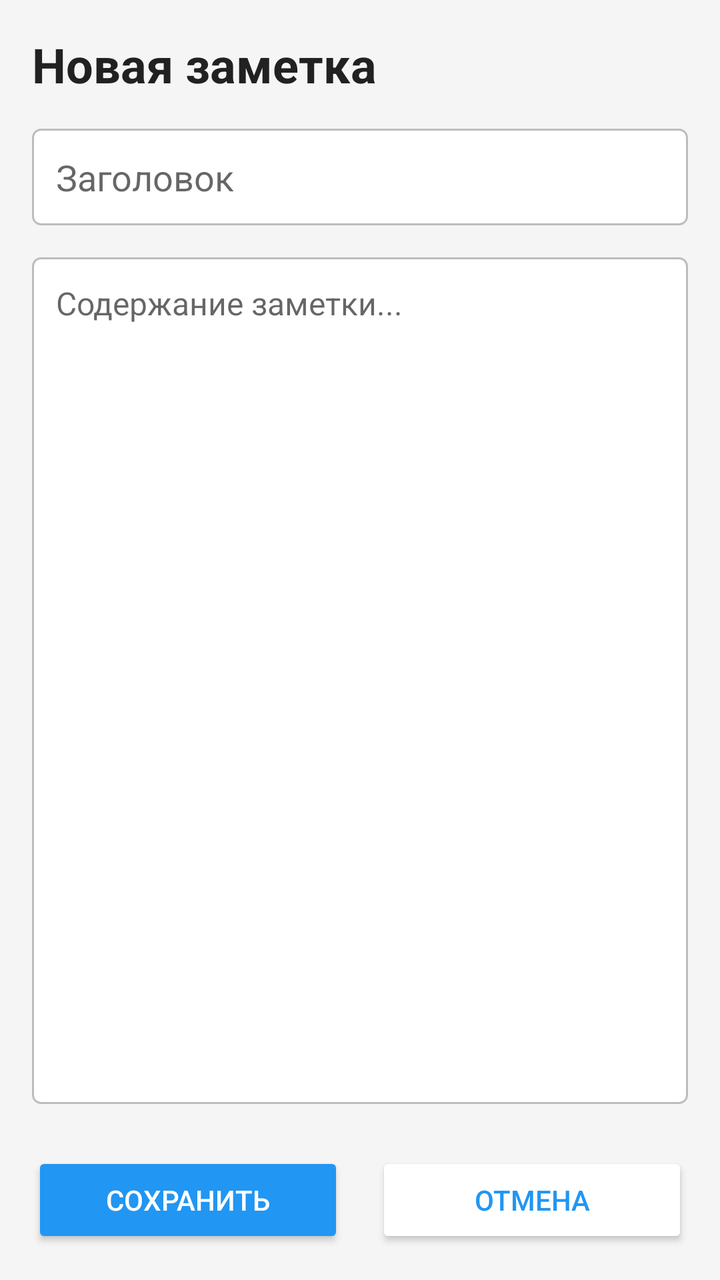
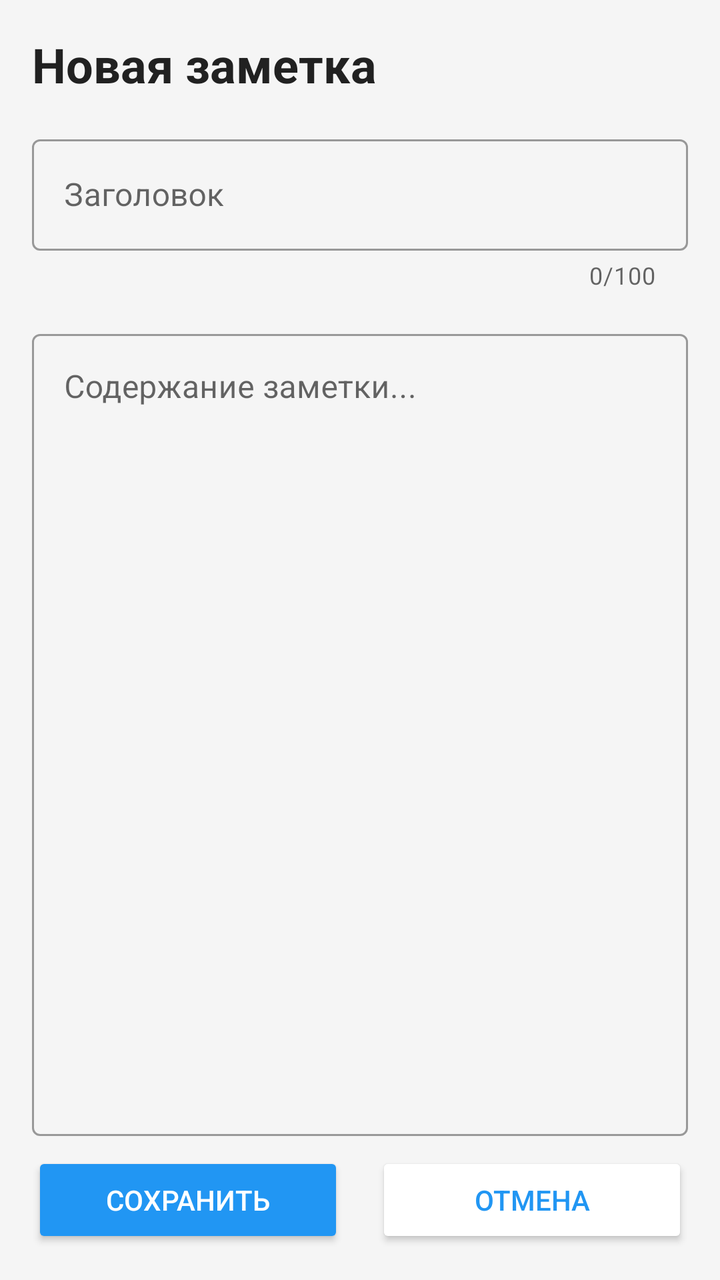

Two renders of the same Android screen: before a commit and after it. Below are the layout's source before the change and the commit's diff.
<!-- AndroidManifest.xml: activity theme Theme.NotesApp -->
<!-- res/layout/activity_add_edit_note.xml -->
<?xml version="1.0" encoding="utf-8"?>
<LinearLayout xmlns:android="http://schemas.android.com/apk/res/android"
    android:layout_width="match_parent"
    android:layout_height="match_parent"
    android:orientation="vertical"
    android:background="#F5F5F5"
    android:padding="16dp">

    <TextView
        android:id="@+id/titleTextView"
        android:layout_width="match_parent"
        android:layout_height="wrap_content"
        android:text="@string/new_note"
        android:textColor="#212121"
        android:textSize="@dimen/text_size_24sp"
        android:textStyle="bold"
        android:layout_marginBottom="@dimen/margin_16dp" />

    <EditText
        android:id="@+id/titleEditText"
        android:layout_width="match_parent"
        android:layout_height="wrap_content"
        android:hint="@string/note_head"
        android:textSize="@dimen/text_size_18sp"
        android:layout_marginBottom="@dimen/margin_16dp"
        android:padding="12dp"
        android:background="@drawable/edittext_background" />

    <EditText
        android:id="@+id/contentEditText"
        android:layout_width="match_parent"
        android:layout_height="0dp"
        android:layout_weight="1"
        android:gravity="top"
        android:hint="@string/note_content"
        android:inputType="textMultiLine"
        android:minLines="10"
        android:textSize="@dimen/text_size_16sp"
        android:padding="12dp"
        android:background="@drawable/edittext_background"
        android:layout_marginBottom="@dimen/margin_16dp" />

    <LinearLayout
        android:layout_width="match_parent"
        android:layout_height="wrap_content"
        android:orientation="horizontal"
        android:layout_marginTop="@dimen/margin_8dp">

        <Button
            android:id="@+id/saveButton"
            android:layout_width="0dp"
            android:layout_height="wrap_content"
            android:layout_weight="1"
            android:layout_marginEnd="@dimen/margin_8dp"
            android:backgroundTint="#2196F3"
            android:text="@string/save"
            android:textColor="#FFFFFF" />

        <Button
            android:id="@+id/cancelButton"
            android:layout_width="0dp"
            android:layout_height="wrap_content"
            android:layout_weight="1"
            android:layout_marginStart="@dimen/margin_8dp"
            android:backgroundTint="#FFFFFF"
            android:text="@string/cancel"
            android:textColor="#2196F3" />

    </LinearLayout>

</LinearLayout>
<!-- resources referenced by this layout -->
<resources>
  <dimen name="margin_16dp">16dp</dimen>
  <dimen name="margin_8dp">8dp</dimen>
  <dimen name="text_size_16sp">16sp</dimen>
  <dimen name="text_size_18sp">18sp</dimen>
  <dimen name="text_size_24sp">24sp</dimen>
  <!-- drawable edittext_background (drawable) -->
  <?xml version="1.0" encoding="utf-8"?>
  <shape xmlns:android="http://schemas.android.com/apk/res/android">
      <solid android:color="#FFFFFF" />
      <stroke
          android:width="1dp"
          android:color="#BDBDBD" />
      <corners android:radius="@dimen/corners_radius" />
  </shape>
  <string name="cancel">Отмена</string>
  <string name="new_note">Новая заметка</string>
  <string name="note_content">Содержание заметки...</string>
  <string name="note_head">Заголовок</string>
  <string name="save">Сохранить</string>
  <style name="Theme.NotesApp" parent="Theme.MaterialComponents.Light.NoActionBar">
          <item name="colorPrimary">#2196F3</item>
          <item name="colorPrimaryDark">#1976D2</item>
          <item name="colorAccent">#FF4081</item>
          <item name="android:statusBarColor">#1976D2</item>
          <item name="android:windowFullscreen">false</item>
      </style>
  <dimen name="corners_radius">4dp</dimen>
</resources>

<!-- the commit's change to res/layout/activity_add_edit_note.xml (unified diff, before → after) -->
@@ -1,5 +1,6 @@
 <?xml version="1.0" encoding="utf-8"?>
 <LinearLayout xmlns:android="http://schemas.android.com/apk/res/android"
+    xmlns:app="http://schemas.android.com/apk/res-auto"
     android:layout_width="match_parent"
     android:layout_height="match_parent"
     android:orientation="vertical"
@@ -16,29 +17,47 @@
         android:textStyle="bold"
         android:layout_marginBottom="@dimen/margin_16dp" />
 
-    <EditText
-        android:id="@+id/titleEditText"
+    <com.google.android.material.textfield.TextInputLayout
+        android:id="@+id/titleTextInputLayout"
         android:layout_width="match_parent"
         android:layout_height="wrap_content"
         android:hint="@string/note_head"
-        android:textSize="@dimen/text_size_18sp"
-        android:layout_marginBottom="@dimen/margin_16dp"
-        android:padding="12dp"
-        android:background="@drawable/edittext_background" />
+        app:counterEnabled="true"
+        app:counterMaxLength="100"
+        app:endIconMode="clear_text"
+        style="@style/Widget.MaterialComponents.TextInputLayout.OutlinedBox">
 
-    <EditText
-        android:id="@+id/contentEditText"
+        <com.google.android.material.textfield.TextInputEditText
+            android:id="@+id/titleEditText"
+            android:layout_width="match_parent"
+            android:layout_height="wrap_content"
+            android:maxLines="1"
+            android:inputType="textCapWords"
+            android:imeOptions="actionNext" />
+
+    </com.google.android.material.textfield.TextInputLayout>
+
+    <com.google.android.material.textfield.TextInputLayout
+        android:id="@+id/contentTextInputLayout"
         android:layout_width="match_parent"
         android:layout_height="0dp"
         android:layout_weight="1"
-        android:gravity="top"
+        android:layout_marginTop="@dimen/margin_16dp"
         android:hint="@string/note_content"
-        android:inputType="textMultiLine"
-        android:minLines="10"
-        android:textSize="@dimen/text_size_16sp"
-        android:padding="12dp"
-        android:background="@drawable/edittext_background"
-        android:layout_marginBottom="@dimen/margin_16dp" />
+        app:counterEnabled="true"
+        app:counterMaxLength="2000"
+        style="@style/Widget.MaterialComponents.TextInputLayout.OutlinedBox">
+
+        <com.google.android.material.textfield.TextInputEditText
+            android:id="@+id/contentEditText"
+            android:layout_width="match_parent"
+            android:layout_height="match_parent"
+            android:gravity="top"
+            android:inputType="textMultiLine"
+            android:minLines="10"
+            android:imeOptions="actionDone" />
+
+    </com.google.android.material.textfield.TextInputLayout>
 
     <LinearLayout
         android:layout_width="match_parent"
<!-- resource entries referenced after the edit -->
@@ -2,18 +2,7 @@
 <resources>
   <dimen name="margin_16dp">16dp</dimen>
   <dimen name="margin_8dp">8dp</dimen>
-  <dimen name="text_size_16sp">16sp</dimen>
-  <dimen name="text_size_18sp">18sp</dimen>
   <dimen name="text_size_24sp">24sp</dimen>
-  <!-- drawable edittext_background (drawable) -->
-  <?xml version="1.0" encoding="utf-8"?>
-  <shape xmlns:android="http://schemas.android.com/apk/res/android">
-      <solid android:color="#FFFFFF" />
-      <stroke
-          android:width="1dp"
-          android:color="#BDBDBD" />
-      <corners android:radius="@dimen/corners_radius" />
-  </shape>
   <string name="cancel">Отмена</string>
   <string name="new_note">Новая заметка</string>
   <string name="note_content">Содержание заметки...</string>
@@ -26,6 +15,5 @@
           <item name="android:statusBarColor">#1976D2</item>
           <item name="android:windowFullscreen">false</item>
       </style>
-  <dimen name="corners_radius">4dp</dimen>
 </resources>
 
